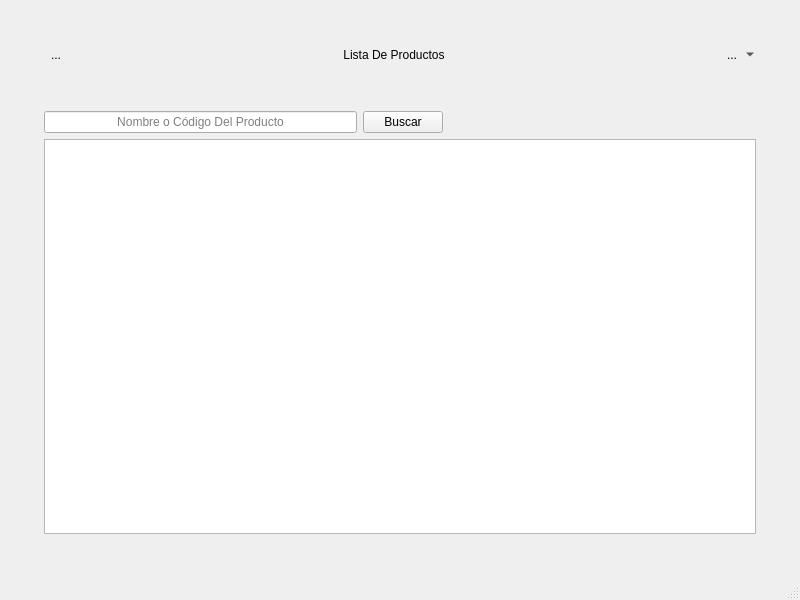
The window that Inventario.ui (Matapuercos666/OPTICA) describes before a commit, drawn with Qt 5.
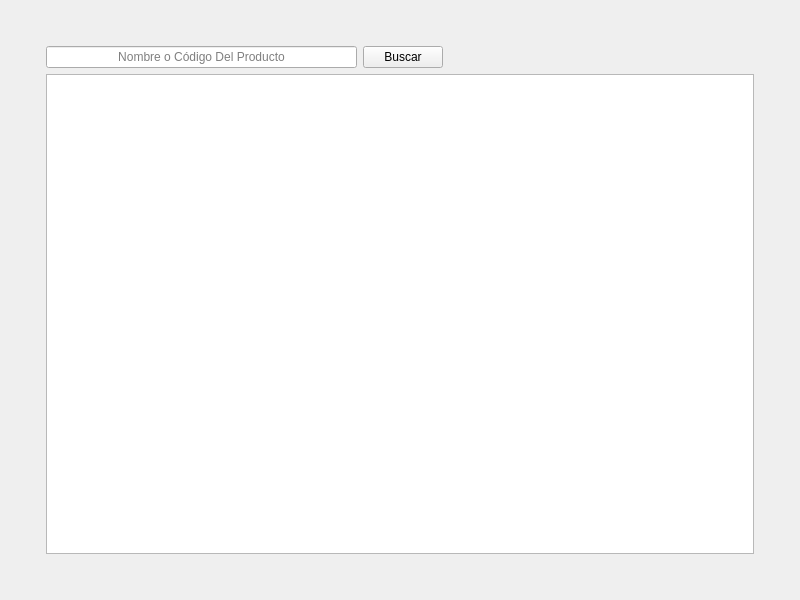
The same window after the commit. Icons and pictures are not drawn.

Patch:
```diff
--- a/Inventario.ui
+++ b/Inventario.ui
@@ -1,7 +1,7 @@
 <?xml version="1.0" encoding="UTF-8"?>
 <ui version="4.0">
  <class>Inventario</class>
- <widget class="QMainWindow" name="Inventario">
+ <widget class="QWidget" name="Inventario">
   <property name="geometry">
    <rect>
     <x>0</x>
@@ -13,7 +13,8 @@
   <property name="windowTitle">
    <string>Inventario</string>
   </property>
-  <widget class="QWidget" name="centralwidget">
+  <layout class="QGridLayout" name="gridLayout_3">
+   <item row="0" column="0">
    <layout class="QGridLayout" name="gridLayout">
     <item row="0" column="0">
      <layout class="QGridLayout" name="gridLayout_2">
@@ -44,7 +45,7 @@
       </item>
       <item row="0" column="0">
        <layout class="QGridLayout" name="Barra_Superior">
-        <item row="3" column="0">
+         <item row="1" column="0">
          <layout class="QHBoxLayout" name="horizontalLayout_4">
           <item>
            <layout class="QHBoxLayout" name="horizontalLayout_2">
@@ -86,99 +87,6 @@
           </item>
          </layout>
         </item>
-        <item row="1" column="0">
-         <spacer name="verticalSpacer">
-          <property name="orientation">
-           <enum>Qt::Orientation::Vertical</enum>
-          </property>
-          <property name="sizeType">
-           <enum>QSizePolicy::Policy::Maximum</enum>
-          </property>
-          <property name="sizeHint" stdset="0">
-           <size>
-            <width>20</width>
-            <height>40</height>
-           </size>
-          </property>
-         </spacer>
-        </item>
-        <item row="0" column="0">
-         <layout class="QHBoxLayout" name="horizontalLayout_5">
-          <item>
-           <widget class="QToolButton" name="Regresar">
-            <property name="layoutDirection">
-             <enum>Qt::LayoutDirection::LeftToRight</enum>
-            </property>
-            <property name="text">
-             <string>...</string>
-            </property>
-            <property name="icon">
-             <iconset theme="QIcon::ThemeIcon::GoPrevious"/>
-            </property>
-            <property name="autoRaise">
-             <bool>true</bool>
-            </property>
-           </widget>
-          </item>
-          <item>
-           <spacer name="horizontalSpacer_3">
-            <property name="orientation">
-             <enum>Qt::Orientation::Horizontal</enum>
-            </property>
-            <property name="sizeHint" stdset="0">
-             <size>
-              <width>40</width>
-              <height>20</height>
-             </size>
-            </property>
-           </spacer>
-          </item>
-          <item>
-           <widget class="QLabel" name="Titulo2">
-            <property name="text">
-             <string>Lista De Productos</string>
-            </property>
-            <property name="alignment">
-             <set>Qt::AlignmentFlag::AlignCenter</set>
-            </property>
-           </widget>
-          </item>
-          <item>
-           <spacer name="horizontalSpacer">
-            <property name="orientation">
-             <enum>Qt::Orientation::Horizontal</enum>
-            </property>
-            <property name="sizeHint" stdset="0">
-             <size>
-              <width>40</width>
-              <height>20</height>
-             </size>
-            </property>
-           </spacer>
-          </item>
-          <item>
-           <widget class="QToolButton" name="Icon">
-            <property name="text">
-             <string>...</string>
-            </property>
-            <property name="icon">
-             <iconset resource="RECURSOS.qrc">
-              <normaloff>:/IMAGENES/IMAGENES/LOGOS/Logo con fondo gris.png</normaloff>:/IMAGENES/IMAGENES/LOGOS/Logo con fondo gris.png</iconset>
-            </property>
-            <property name="iconSize">
-             <size>
-              <width>32</width>
-              <height>32</height>
-             </size>
-            </property>
-            <property name="popupMode">
-             <enum>QToolButton::ToolButtonPopupMode::MenuButtonPopup</enum>
-            </property>
-            <property name="autoRaise">
-             <bool>true</bool>
-            </property>
-           </widget>
-          </item>
          </layout>
         </item>
        </layout>
@@ -187,23 +95,6 @@
     </item>
    </layout>
   </widget>
-  <widget class="QMenuBar" name="menubar">
-   <property name="geometry">
-    <rect>
-     <x>0</x>
-     <y>0</y>
-     <width>800</width>
-     <height>22</height>
-    </rect>
-   </property>
-   <property name="defaultUp">
-    <bool>false</bool>
-   </property>
-  </widget>
-  <widget class="QStatusBar" name="statusbar"/>
- </widget>
- <resources>
-  <include location="RECURSOS.qrc"/>
- </resources>
+ <resources/>
  <connections/>
 </ui>
```
Lines whose indentation alone changed are shown as unchanged.
